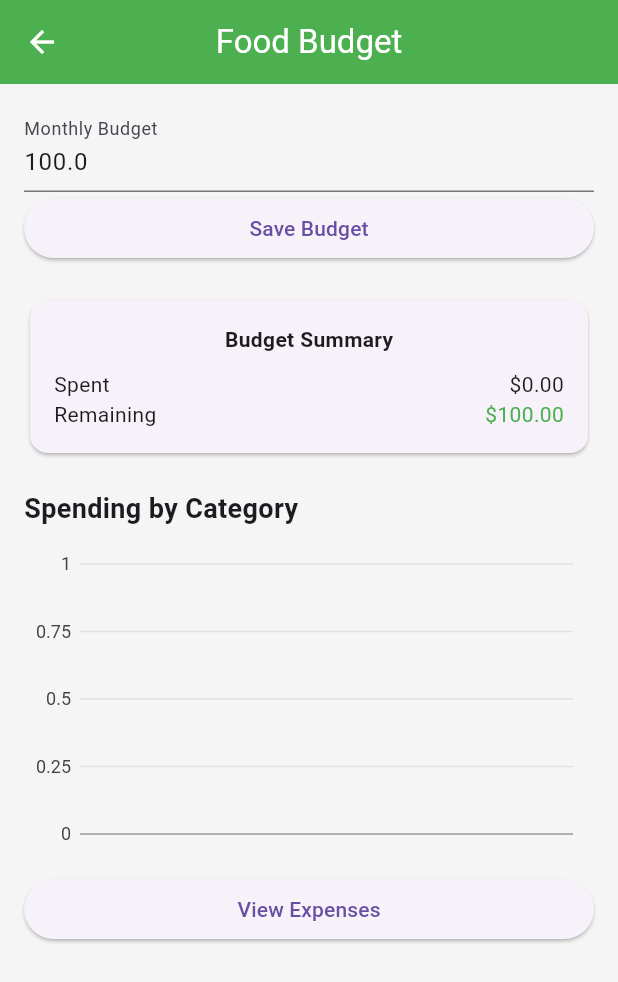
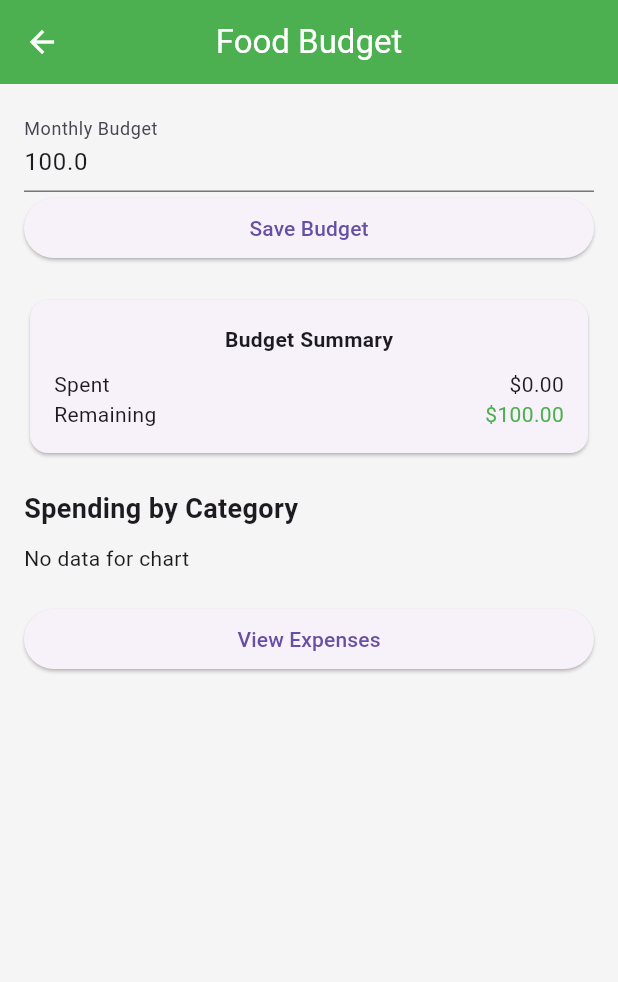
Before and after one commit to jemel119/project1, a Flutter app: the BudgetScreen screen opened by its route, on a phone screen of 412 x 824 dp. Shown: the top 982 px of the screen. Run offline on Flutter 3.47's test engine with Material 3 defaults, Android fonts, the phone set to English and light mode, and no system bars; our stand-ins replace fl_chart, shared_preferences, sqflite; accounts and stored records are empty.

Commit message:
Adjust charts in pubspec.yaml file

```diff
--- a/lib/widgets/spending_chart.dart
+++ b/lib/widgets/spending_chart.dart
@@ -1,8 +1,7 @@
 import 'package:flutter/material.dart';
-import 'package:charts_flutter/flutter.dart' as charts;
+import 'package:fl_chart/fl_chart.dart';
 
 class SpendingChart extends StatelessWidget {
-
   final List<Map<String, dynamic>> data;
 
   const SpendingChart({super.key, required this.data});
@@ -10,21 +9,23 @@ class SpendingChart extends StatelessWidget {
   @override
   Widget build(BuildContext context) {
 
-    final series = [
-      charts.Series<Map<String, dynamic>, String>(
-        id: "Spending",
-        data: data,
-        domainFn: (d, _) => d['category'] ?? "Other",
-        measureFn: (d, _) => (d['total'] as num).toDouble(),
-        labelAccessorFn: (d, _) => "\$${d['total']}",
-      )
-    ];
+    if (data.isEmpty) {
+      return const Text("No data for chart");
+    }
 
     return SizedBox(
       height: 200,
-      child: charts.BarChart(
-        series,
-        animate: true,
+      child: PieChart(
+        PieChartData(
+          sections: data.map((item) {
+            final value = (item['total'] as num).toDouble();
+
+            return PieChartSectionData(
+              value: value,
+              title: "${item['category']}\n\$${value.toStringAsFixed(0)}",
+            );
+          }).toList(),
+        ),
       ),
     );
   }
--- a/pubspec.yaml
+++ b/pubspec.yaml
@@ -28,7 +28,7 @@ environment:
 # the latest version available on pub.dev. To see which dependencies have newer
 # versions available, run `flutter pub outdated`.
 dependencies:
-  charts_flutter: ^0.12.0
+  fl_chart: ^0.68.0
   flutter:
     sdk: flutter
 
```
Also changed, not shown: pubspec.lock.
